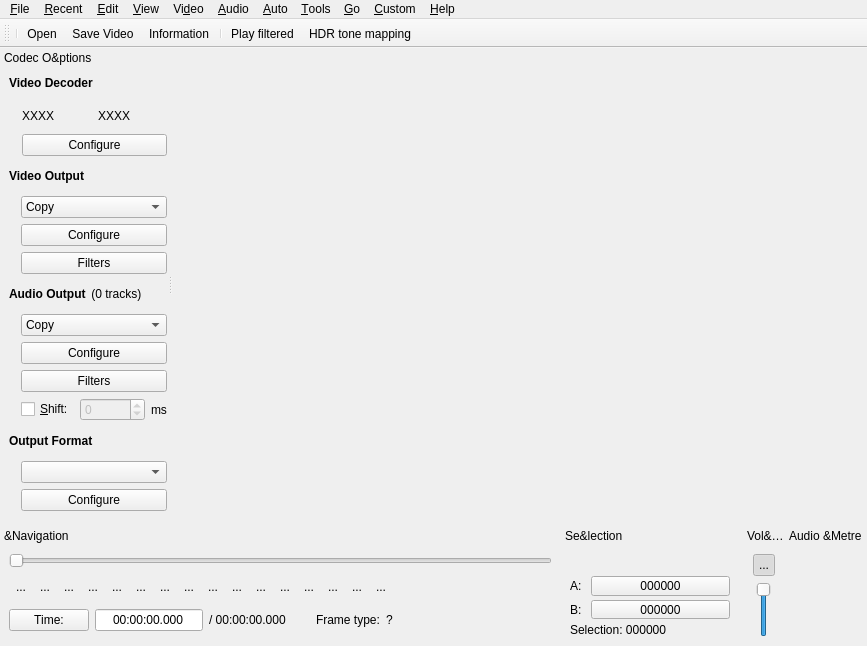
This is avidemux/qt4/ADM_userInterfaces/ADM_gui/gui2.ui in mean00/avidemux2 as Qt 5 draws it before an edit. The edited form follows.
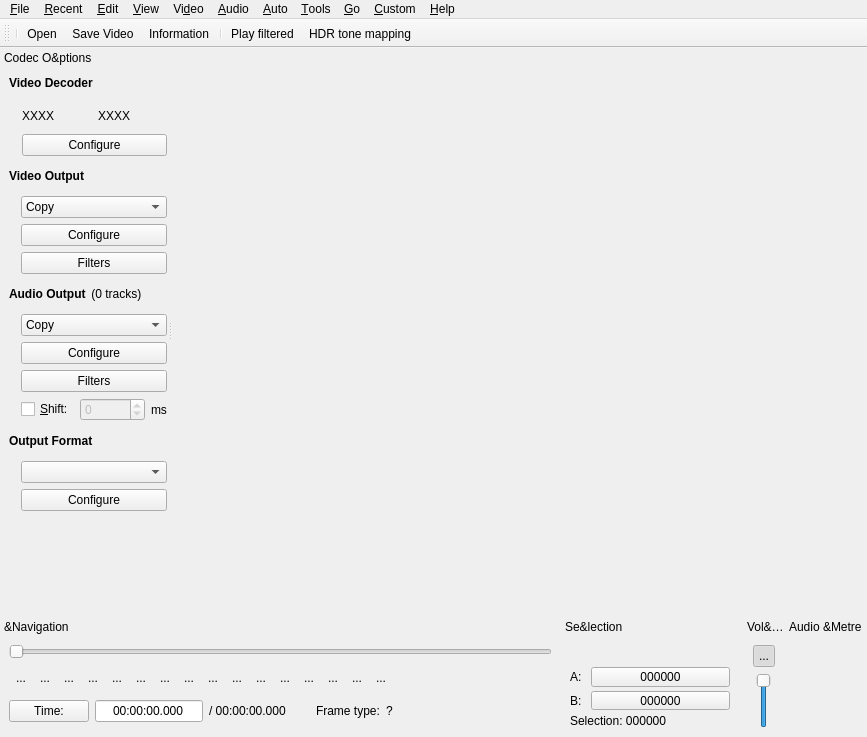
This is the edited form. Icons and pictures are not drawn. Custom widgets are drawn as their Qt base class.

Commit message: [GUI] show HDR tone mapping button only in case of HDR video

```diff
--- a/avidemux/qt4/ADM_userInterfaces/ADM_gui/gui2.ui
+++ b/avidemux/qt4/ADM_userInterfaces/ADM_gui/gui2.ui
@@ -7,8 +7,8 @@
    <rect>
     <x>0</x>
     <y>0</y>
-    <width>800</width>
-    <height>600</height>
+    <width>867</width>
+    <height>737</height>
    </rect>
   </property>
   <property name="windowTitle">
```
Left out of the diff: 5 changed lines with no effect on the pictures. The commit also changes 1 other file.
